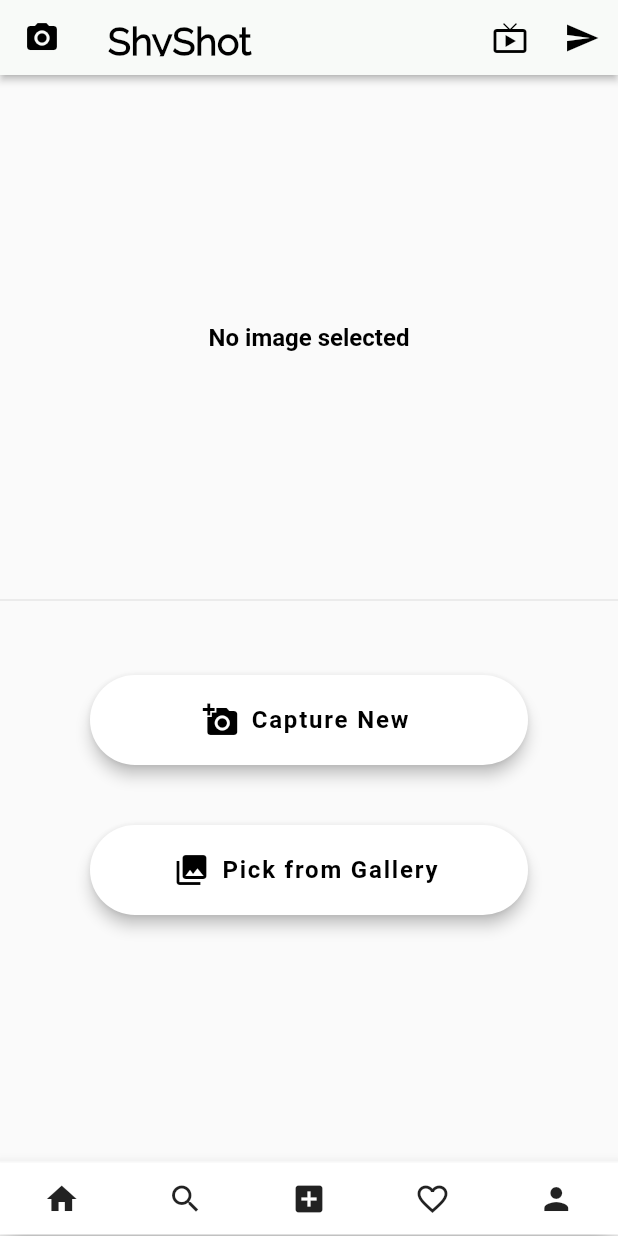
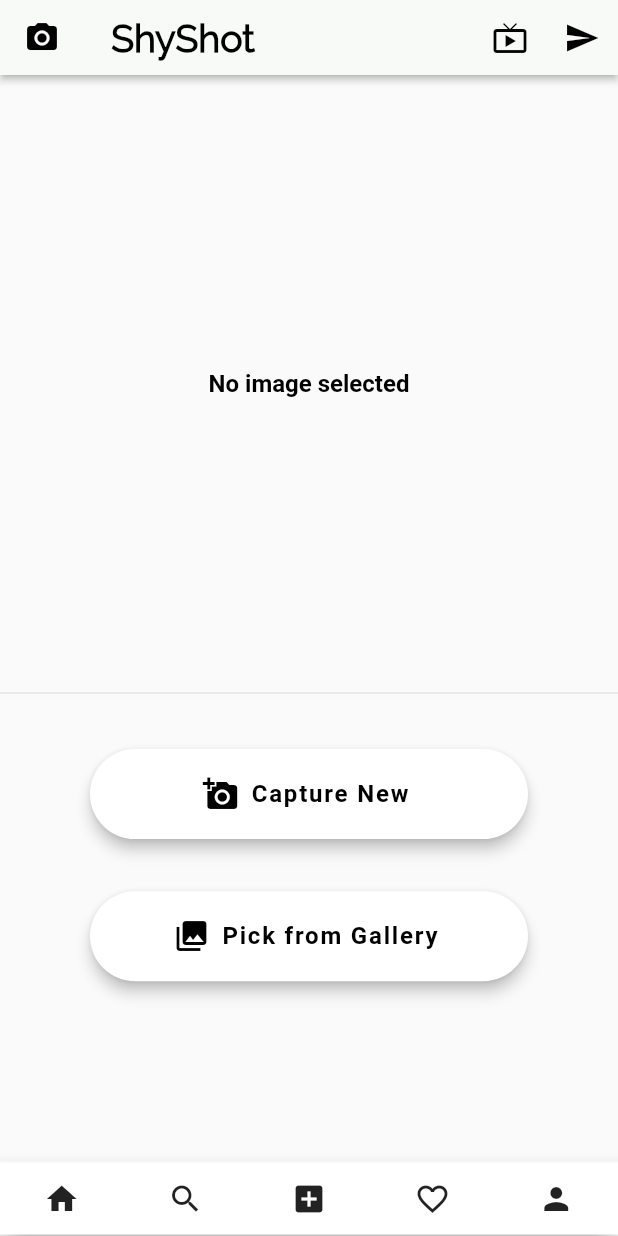
Before and after one commit to ShivamGoyal1899/InstagramClone, a Flutter app: the screen it shows after launch, swiped to page 3, on a phone screen of 412 x 824 dp. Run offline on Flutter 3.47's test engine with Material 2 defaults, Android fonts, the phone set to English and light mode, and no system bars; our stand-ins replace image_picker.

Commit message:
Fixed AppBar + AddScreen + Profile

```diff
--- a/lib/appBar_all.dart
+++ b/lib/appBar_all.dart
@@ -11,16 +11,20 @@ class appBarAll extends StatelessWidget {
     ),
     title: Row(
       mainAxisAlignment: MainAxisAlignment.start,
-      crossAxisAlignment: CrossAxisAlignment.center,
+      crossAxisAlignment: CrossAxisAlignment.start,
       children: <Widget>[
         SizedBox(
-          height: 25.0,
+          width: 100.0,
+          height: 35.0,
+          child: Center(
             child: new Text(
               "ShyShot",
               style: TextStyle(
                 fontSize: 25.0,
                 fontWeight: FontWeight.bold,
                 fontFamily: 'Raleway',
+              ),
+              textAlign: TextAlign.start,
             ),
           ),
         ),
--- a/lib/insta_add.dart
+++ b/lib/insta_add.dart
@@ -33,7 +33,7 @@ class _InstaAddState extends State<InstaAdd> {
         mainAxisAlignment: MainAxisAlignment.start,
         children: <Widget>[
           new Container(
-            height: 350.0,
+            height: MediaQuery.of(context).size.height * 0.5,
             child: new Center(
               child: image == null
                   ? new Text(
@@ -49,14 +49,13 @@ class _InstaAddState extends State<InstaAdd> {
           new Divider(
             height: 0.0,
           ),
-          new Container(
-            height: 20.0,
-          ),
           Padding(
             padding:
-                const EdgeInsets.symmetric(horizontal: 60.0, vertical: 30.0),
+                const EdgeInsets.symmetric(horizontal: 60.0, vertical: 20.0),
+            child: Container(
+              height: MediaQuery.of(context).size.height * 0.23,
               child: new Column(
-              mainAxisAlignment: MainAxisAlignment.spaceBetween,
+                mainAxisAlignment: MainAxisAlignment.spaceAround,
                 crossAxisAlignment: CrossAxisAlignment.stretch,
                 children: <Widget>[
                   new Container(
@@ -78,9 +77,6 @@ class _InstaAddState extends State<InstaAdd> {
                         color: Colors.black,
                       ),
                     ),
-                ),
-                new Container(
-                  height: 40.0,
                   ),
                   new Container(
                     height: 60.0,
@@ -105,6 +101,7 @@ class _InstaAddState extends State<InstaAdd> {
                 ],
               ),
             ),
+          ),
         ],
       ),
     );
--- a/lib/insta_profile.dart
+++ b/lib/insta_profile.dart
@@ -13,7 +13,7 @@ class InstaProfile extends StatelessWidget {
                 padding:
                     const EdgeInsets.only(top: 10.0, left: 10.0, right: 10.0),
                 child: new SizedBox(
-                  height: 320.0,
+                  height: 325.0,
                   child: new Column(
                     children: <Widget>[
                       Padding(
```
Also changed, not shown: 1 other file. Lines whose indentation alone changed are shown as unchanged.
